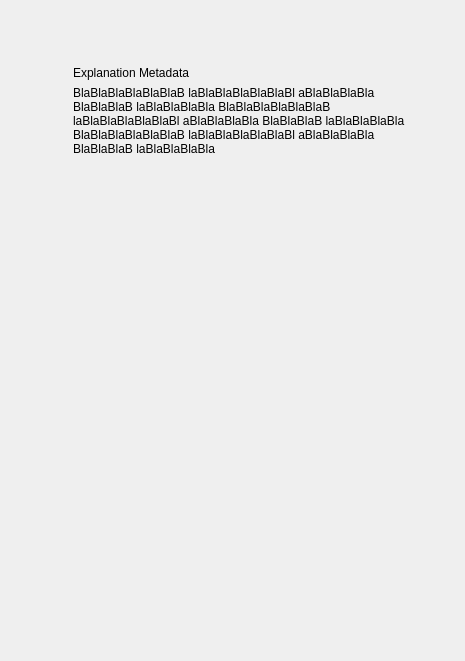
timmwagener/helga, file helga/maya/import_export/asset_manager/media/asset_manager.ui: the form before one commit.
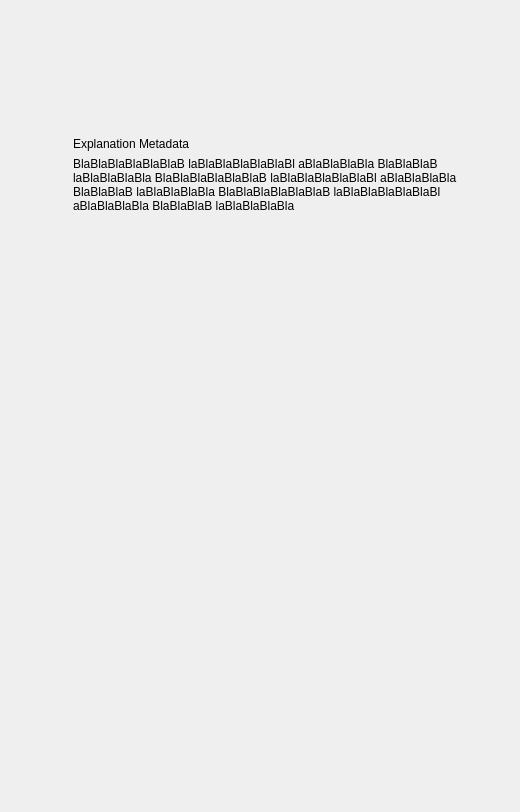
The form after the commit.

Commit message: Maya: 1. Added table_view_editor_nodepicker.py and table_view_editor_framerange.py to AssetManager. The table_view_editor_nodepicker still needs to be formated. 2. Changed header on AssetManager

```diff
--- a/helga/maya/import_export/asset_manager/media/asset_manager.ui
+++ b/helga/maya/import_export/asset_manager/media/asset_manager.ui
@@ -6,27 +6,21 @@
    <rect>
     <x>0</x>
     <y>0</y>
-    <width>465</width>
-    <height>661</height>
+    <width>520</width>
+    <height>812</height>
    </rect>
   </property>
   <property name="windowTitle">
    <string>Form</string>
   </property>
-  <layout class="QGridLayout" name="gridLayout_2">
-   <property name="horizontalSpacing">
-    <number>0</number>
-   </property>
-   <property name="verticalSpacing">
-    <number>3</number>
-   </property>
+  <layout class="QVBoxLayout" name="verticalLayout">
    <property name="margin">
     <number>4</number>
    </property>
-   <item row="0" column="0">
+   <item>
     <widget class="QWidget" name="wdgt_header" native="true">
      <property name="sizePolicy">
-      <sizepolicy hsizetype="Preferred" vsizetype="Fixed">
+      <sizepolicy hsizetype="Preferred" vsizetype="Minimum">
        <horstretch>0</horstretch>
        <verstretch>0</verstretch>
       </sizepolicy>
@@ -34,13 +28,13 @@
      <property name="minimumSize">
       <size>
        <width>0</width>
-       <height>32</height>
+       <height>0</height>
       </size>
      </property>
      <property name="maximumSize">
       <size>
        <width>16777215</width>
-       <height>32</height>
+       <height>16777215</height>
       </size>
      </property>
      <layout class="QHBoxLayout" name="lyt_header">
@@ -50,11 +44,53 @@
       <property name="margin">
        <number>0</number>
       </property>
+      <item>
+       <widget class="QWidget" name="wdgt_header_left" native="true">
+        <property name="sizePolicy">
+         <sizepolicy hsizetype="Expanding" vsizetype="Minimum">
+          <horstretch>0</horstretch>
+          <verstretch>0</verstretch>
+         </sizepolicy>
+        </property>
+       </widget>
+      </item>
+      <item>
+       <widget class="QWidget" name="wdgt_header_icon" native="true">
+        <property name="sizePolicy">
+         <sizepolicy hsizetype="Fixed" vsizetype="Fixed">
+          <horstretch>0</horstretch>
+          <verstretch>0</verstretch>
+         </sizepolicy>
+        </property>
+        <property name="minimumSize">
+         <size>
+          <width>100</width>
+          <height>100</height>
+         </size>
+        </property>
+       </widget>
+      </item>
+      <item>
+       <widget class="QWidget" name="wdgt_header_right" native="true">
+        <property name="sizePolicy">
+         <sizepolicy hsizetype="Expanding" vsizetype="Minimum">
+          <horstretch>0</horstretch>
+          <verstretch>0</verstretch>
+         </sizepolicy>
+        </property>
+       </widget>
+      </item>
      </layout>
     </widget>
    </item>
-   <item row="1" column="0">
+   <item>
     <widget class="QWidget" name="wdgt_content" native="true">
+     <property name="sizePolicy">
+      <sizepolicy hsizetype="Preferred" vsizetype="Expanding">
+       <horstretch>0</horstretch>
+       <verstretch>0</verstretch>
+      </sizepolicy>
+     </property>
      <layout class="QVBoxLayout" name="lyt_content">
       <item>
        <widget class="QWidget" name="wdgt_stacked_widget_container" native="true">
@@ -169,10 +205,10 @@
      </layout>
     </widget>
    </item>
-   <item row="2" column="0">
+   <item>
     <widget class="QWidget" name="wdgt_footer" native="true">
      <property name="sizePolicy">
-      <sizepolicy hsizetype="Preferred" vsizetype="Preferred">
+      <sizepolicy hsizetype="Preferred" vsizetype="Minimum">
        <horstretch>0</horstretch>
        <verstretch>0</verstretch>
       </sizepolicy>
```
The commit also changes 13 other files.
